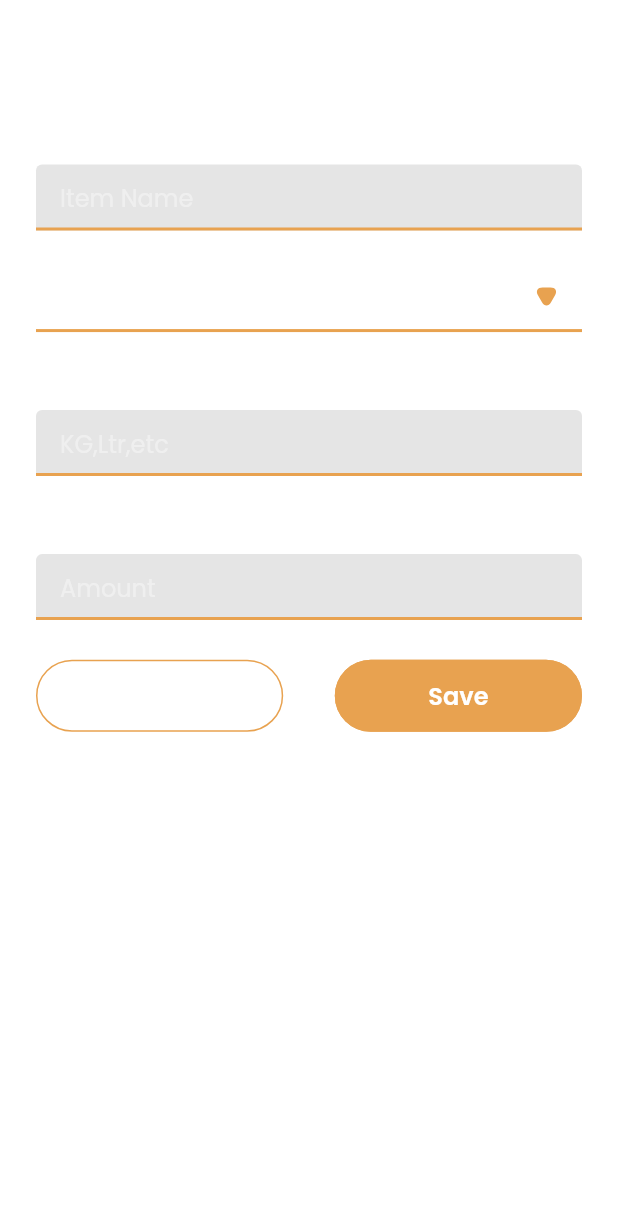
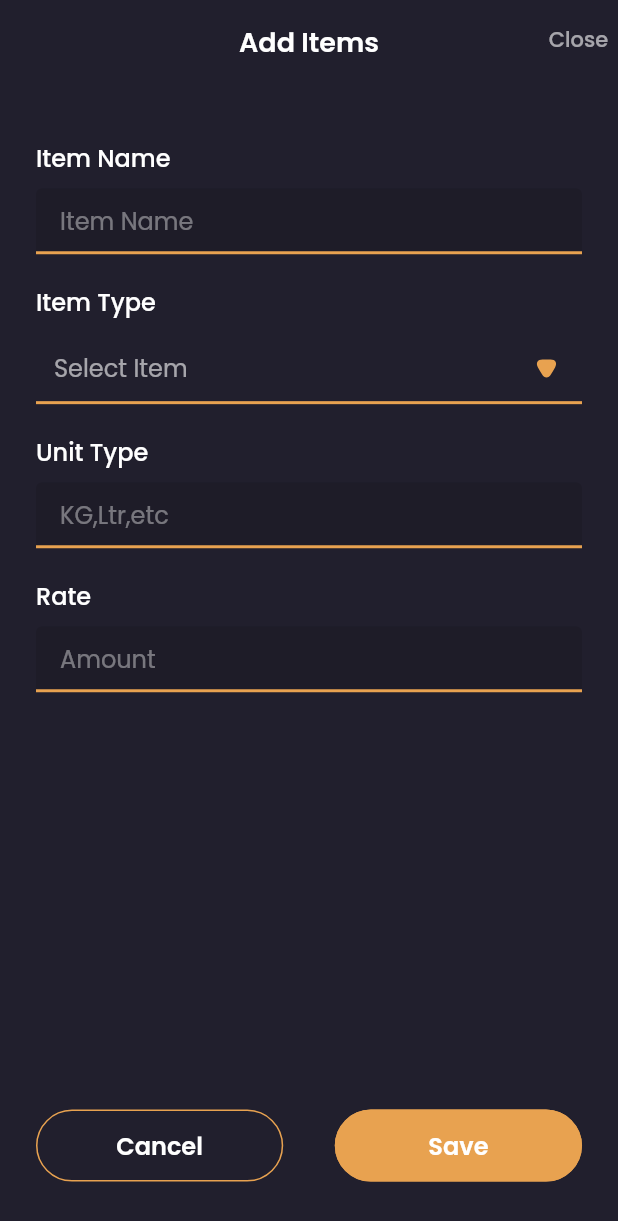
Before and after one commit to muhammedmuhsinmdi/eventes, a Flutter app: the FoodItemFilter screen opened directly with empty values, on a phone screen of 412 x 824 dp. Shown: the top 1221 px of the screen. Run offline on Flutter 3.47's test engine with Material 2 defaults, Android fonts, the phone set to English and light mode, and no system bars; drawn by our look-alikes of dropdown_search; our stand-ins replace cached_network_image, dio, firebase_auth, firebase_core, flutter_rating_bar, flutter_svg and 4 more; missing offline and left inert: qr_code_scanner; accounts and stored records are empty; project files that could hold a hidden picture were left out.

Commit message:
fix: food item listing

```diff
--- a/lib/src/serializer/models/food_items_list_response.dart
+++ b/lib/src/serializer/models/food_items_list_response.dart
@@ -1,26 +1,27 @@
 import 'dart:convert';
 
-FoodItemListResponse foodItemListResponseFromJson(String str) => FoodItemListResponse.fromJson(json.decode(str));
+FoodItemListResponse foodItemListResponseFromJson(String str) =>
+    FoodItemListResponse.fromJson(json.decode(str));
 
 String foodItemListResponseToJson(FoodItemListResponse data) => json.encode(data.toJson());
 
 class FoodItemListResponse {
-    int id;
-    DateTime createdAt;
-    DateTime updatedAt;
-    String name;
-    String rate;
-    int foodItemType;
-    int foodItemUnit;
+  int? id;
+  DateTime? createdAt;
+  DateTime? updatedAt;
+  String? name;
+  String? rate;
+  int? foodItemType;
+  int? foodItemUnit;
 
   FoodItemListResponse({
-        required this.id,
-        required this.createdAt,
-        required this.updatedAt,
-        required this.name,
-        required this.rate,
-        required this.foodItemType,
-        required this.foodItemUnit,
+    this.id,
+    this.createdAt,
+    this.updatedAt,
+    this.name,
+    this.rate,
+    this.foodItemType,
+    this.foodItemUnit,
   });
 
   factory FoodItemListResponse.fromJson(Map<String, dynamic> json) => FoodItemListResponse(
@@ -35,8 +36,8 @@
 
   Map<String, dynamic> toJson() => {
         "id": id,
-        "created_at": createdAt.toIso8601String(),
-        "updated_at": updatedAt.toIso8601String(),
+        "created_at": createdAt,
+        "updated_at": updatedAt,
         "name": name,
         "rate": rate,
         "food_item_type": foodItemType,
--- a/lib/src/view/core/widgets/custom_textfield.dart
+++ b/lib/src/view/core/widgets/custom_textfield.dart
@@ -128,7 +128,7 @@
             style: widget.style ??
                 AppTypography.poppinsMedium.copyWith(
                   color: AppColors.primaryColor,
-                  fontSize: kSize.height * 0.021,
+                  fontSize: 16,
                 ),
             keyboardType: widget.keyboardType,
             maxLength: widget.maxLength,
--- a/lib/src/view/view/admin/catering/food_items/widgets/food_item_filter.dart
+++ b/lib/src/view/view/admin/catering/food_items/widgets/food_item_filter.dart
@@ -1,3 +1,5 @@
+import 'dart:developer';
+
 import 'package:evantez/src/model/repository/auth/auth_controller.dart';
 import 'package:evantez/src/model/repository/catering/food_items_repository.dart';
 import 'package:evantez/src/view/core/themes/typography.dart';
@@ -20,6 +22,8 @@
 }
 
 class _FoodItemFilterState extends State<FoodItemFilter> {
+  final _formKey = GlobalKey<FormState>();
+
   @override
   Widget build(BuildContext context) {
     final kSize = MediaQuery.of(context).size;
@@ -28,16 +32,43 @@
       bottomSheet: */
         Scaffold(
       resizeToAvoidBottomInset: false,
-      backgroundColor: AppColors.transparent,
+      appBar: AppBar(
+        elevation: 0,
+        leading: const SizedBox(),
+        backgroundColor: Theme.of(context).scaffoldBackgroundColor,
+        title: Text(
+          "Add Items",
+          style: AppTypography.poppinsSemiBold.copyWith(
+            fontSize: 18,
+            color: AppColors.secondaryColor,
+          ),
+        ),
+        centerTitle: true,
+        actions: [
+          InkWell(
+              highlightColor: AppColors.transparent,
+              splashColor: AppColors.transparent,
+              onTap: () {
+                Navigator.pop(context);
+              },
+              child: Padding(
+                padding:
+                    EdgeInsets.symmetric(horizontal: kSize.width * 0.016, vertical: kSize.height * 0.020),
+                child: Text(
+                  AppStrings.closeText,
+                  style: AppTypography.poppinsMedium
+                      .copyWith(fontSize: 14, color: AppColors.secondaryColor.withOpacity(0.6)),
+                ),
+              ))
+        ],
+      ),
+      backgroundColor: Theme.of(context).scaffoldBackgroundColor,
       body: SizedBox(
         height: kSize.height,
         width: kSize.width,
         child: Padding(
-          padding: EdgeInsets.fromLTRB(
-              AppConstants.baseBorderRadius,
-              AppConstants.baseBorderRadius,
-              AppConstants.baseBorderRadius,
-              kSize.height * 0.044),
+          padding: EdgeInsets.fromLTRB(AppConstants.baseBorderRadius, AppConstants.baseBorderRadius,
+              AppConstants.baseBorderRadius, kSize.height * 0.044),
           child: foodItems(context, kSize),
         ),
       ),
@@ -47,36 +78,13 @@
   Widget foodItems(BuildContext context, Size kSize) {
     final controller = context.watch<FoodItemsController>();
     final auth = context.watch<AuthController>();
-    return Column(
+    return Form(
+      key: _formKey,
+      child: Column(
         mainAxisSize: MainAxisSize.min,
         children: [
-        Row(
-          children: [
-            const Spacer(),
-            Text(
-              "Add Items",
-              style: AppTypography.poppinsSemiBold.copyWith(
-                fontSize: 18,
-                color: AppColors.secondaryColor,
-              ),
-            ),
-            const Spacer(),
-            InkWell(
-                highlightColor: AppColors.transparent,
-                splashColor: AppColors.transparent,
-                onTap: () {
-                  Navigator.pop(context);
-                },
-                child: Text(
-                  AppStrings.closeText,
-                  style: AppTypography.poppinsMedium.copyWith(
-                      fontSize: 14,
-                      color: AppColors.secondaryColor.withOpacity(0.6)),
-                ))
-          ],
-        ),
           SizedBox(
-          height: kSize.height * 0.032,
+            height: kSize.height * 0.016,
           ),
           CustomTextField(
             text: "Item Name",
@@ -87,6 +95,7 @@
             height: kSize.height * 0.024,
           ),
           CommonDropdown(
+            text: "Item Type",
             label: 'Item Type',
             dropDownValue: controller.foodItemTypesList
             /*   const [
@@ -125,6 +134,14 @@
           SizedBox(
             height: kSize.height * 0.032,
           ),
+          const Spacer(),
+          if (controller.isloading) ...{
+            const Center(
+              child: CircularProgressIndicator(
+                color: AppColors.primaryColor,
+              ),
+            )
+          } else ...{
             Row(
               mainAxisAlignment: MainAxisAlignment.spaceBetween,
               children: [
@@ -141,24 +158,30 @@
                   label: controller.isEdit ? "Update" : "Save",
                   onTap: () {
                     //
+
+                    if (_formKey.currentState!.validate()) {
+                      if (controller.isloading) {
                         if (controller.isEdit) {
                           controller.editFoodItem(
                               token: auth.accesToken ?? '',
                               context: context,
-                      id: controller.foodItemsList[widget.index].id);
+                              id: controller.foodItemsList[widget.index].id!);
                         } else {
                           controller
-                      .addFoodItems(
-                          token: auth.accesToken ?? '', context: context)
+                              .addFoodItems(token: auth.accesToken ?? '', context: context)
                               .then((value) {
                             controller.foodItemList(token: auth.accesToken ?? '');
                           });
+                        }
+                      }
                     }
                   },
                 ),
               ],
             )
+          }
         ],
+      ),
     );
   }
 }
--- a/lib/src/view/view/admin/catering/food_items/widgets/food_items_tile.dart
+++ b/lib/src/view/view/admin/catering/food_items/widgets/food_items_tile.dart
@@ -1,6 +1,7 @@
 import 'dart:developer';
 
 import 'package:evantez/src/model/repository/catering/food_items_repository.dart';
+import 'package:evantez/src/serializer/models/food_items_list_response.dart';
 import 'package:evantez/src/view/core//constants/constants.dart';
 import 'package:evantez/src/view/core//themes/colors.dart';
 import 'package:evantez/src/view/core//themes/typography.dart';
@@ -8,8 +9,8 @@
 import 'package:provider/provider.dart';
 
 class FoodItemTile extends StatelessWidget {
-  const FoodItemTile({super.key, required this.index});
-  final int index;
+  final FoodItemListResponse item;
+  const FoodItemTile({super.key, required this.item});
   @override
   Widget build(BuildContext context) {
     final kSize = MediaQuery.of(context).size;
@@ -31,7 +32,7 @@
             crossAxisAlignment: CrossAxisAlignment.start,
             children: [
               Text(
-                controller.foodItemTypeController.text,
+                getFoodItemType(controller: controller),
                 maxLines: 1,
                 overflow: TextOverflow.ellipsis,
                 style: AppTypography.poppinsSemiBold.copyWith(
@@ -40,10 +41,9 @@
                 ),
               ),
               Padding(
-                padding: const EdgeInsets.symmetric(
-                    vertical: AppConstants.baseTextFieldBorderRdious),
+                padding: const EdgeInsets.symmetric(vertical: AppConstants.baseTextFieldBorderRdious),
                 child: Text(
-                  /*  'Biriyani-Chicken' */ controller.nameController.text,
+                  item.name!,
                   maxLines: 1,
                   overflow: TextOverflow.ellipsis,
                   style: AppTypography.poppinsSemiBold.copyWith(
@@ -55,12 +55,11 @@
               RichText(
                 text: TextSpan(
                     text: 'Rate ',
-                    style: AppTypography.poppinsMedium.copyWith(
-                        fontSize: 14,
-                        color: AppColors.secondaryColor.withOpacity(0.5)),
+                    style: AppTypography.poppinsMedium
+                        .copyWith(fontSize: 14, color: AppColors.secondaryColor.withOpacity(0.5)),
                     children: [
                       TextSpan(
-                          text: /* ' 100' */ controller.rateController.text,
+                          text: item.rate,
                           style: AppTypography.poppinsMedium.copyWith(
                             fontSize: 14,
                             color: AppColors.secondaryColor,
@@ -109,4 +108,8 @@
       ),
     );
   }
+
+  String getFoodItemType({required FoodItemsController controller}) {
+    return controller.foodItemTypes.where((e) => e.id == item.foodItemType).first.name;
+  }
 }
```
Also changed, not shown: lib/src/model/repository/catering/food_items_repository.dart (+11 -17 lines), lib/src/view/view/admin/catering/food_items/food_items.dart (+28 -11 lines). Lines whose indentation alone changed are shown as unchanged.
